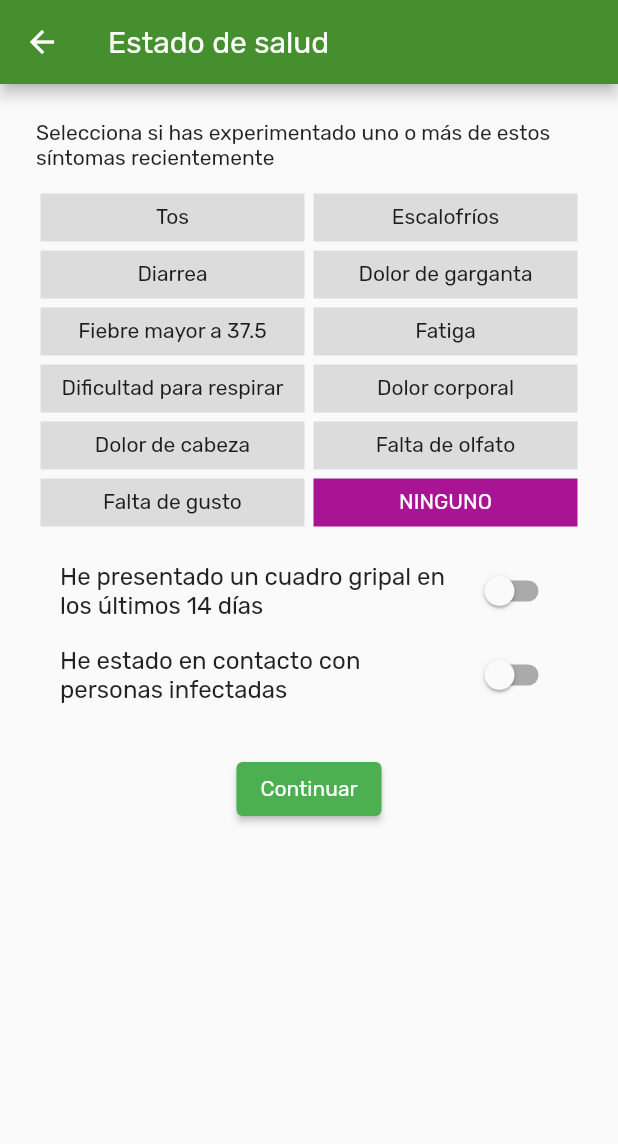
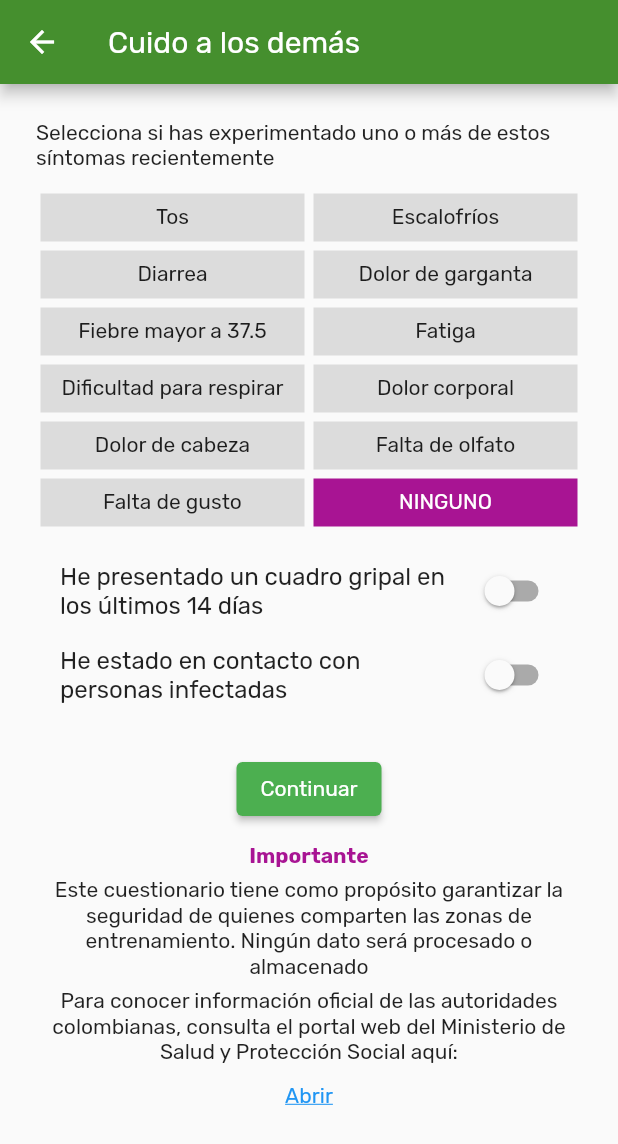
Before and after one commit to jmojedap/brvapp, a Flutter app: the HealthSurveyScreen screen opened by its route, on a phone screen of 412 x 824 dp. Shown: the top 1144 px of the screen. Run offline on Flutter 3.47's test engine with Material 2 defaults, Android fonts, the phone set to English and light mode, and no system bars; our stand-ins replace form_field_validator, shared_preferences, timeago; missing offline and left inert: flutter_clean_calendar, simple_html_css; accounts and stored records are empty.

Commit message:
Ajuste links encuesta de salud

```diff
--- a/lib/Calendar/screens/health_survey_screen.dart
+++ b/lib/Calendar/screens/health_survey_screen.dart
@@ -1,5 +1,6 @@
 import 'package:flutter/material.dart';
 import 'package:brave_app/Config/constants.dart';
+import 'package:url_launcher/url_launcher.dart';
 
 class HealthSurveyScreen extends StatefulWidget {
   //HealthSurveyScreen({Key? key}) : super(key: key);
@@ -26,13 +27,14 @@ class _HealthSurveyScreenState extends State<HealthSurveyScreen> {
   };
   bool fluLastDays = false;
   bool inContact = false;
+  String _urlMinSalud = 'https://www.minsalud.gov.co/';
 
   @override
   Widget build(BuildContext context) {
     return SafeArea(
       child: Scaffold(
         appBar: AppBar(
-          title: Text('Estado de salud'),
+          title: Text('Cuido a los demás'),
         ),
         body: bodyContent(step),
       ),
@@ -47,7 +49,8 @@ class _HealthSurveyScreenState extends State<HealthSurveyScreen> {
   }
 
   Widget surveyContent() {
-    return Container(
+    return SingleChildScrollView(
+      child: Container(
         padding: EdgeInsets.all(24),
         child: Column(
           children: [
@@ -78,7 +81,8 @@ class _HealthSurveyScreenState extends State<HealthSurveyScreen> {
             Row(
               mainAxisAlignment: MainAxisAlignment.spaceBetween,
               children: [
-              symptomButton('Dificultad para respirar', 'dificultad_respirar'),
+                symptomButton(
+                    'Dificultad para respirar', 'dificultad_respirar'),
                 symptomButton('Dolor corporal', 'dolor_corporal'),
               ],
             ),
@@ -123,7 +127,10 @@ class _HealthSurveyScreenState extends State<HealthSurveyScreen> {
               },
               child: Text('Continuar'),
             ),
+            SizedBox(height: 12),
+            infoAlert(),
           ],
+        ),
       ),
     );
   }
@@ -183,6 +190,56 @@ class _HealthSurveyScreenState extends State<HealthSurveyScreen> {
     );
   }
 
+  Widget infoAlert() {
+    return Container(
+      decoration: BoxDecoration(),
+      child: Column(
+        children: [
+          Text(
+            'Importante',
+            style: TextStyle(
+                fontWeight: FontWeight.bold, color: kBgColors['appSecondary']),
+          ),
+          SizedBox(height: 6),
+          Text(
+            'Este cuestionario tiene como propósito garantizar la seguridad de quienes comparten las zonas de entrenamiento. Ningún dato será procesado o almacenado',
+            textAlign: TextAlign.center,
+          ),
+          SizedBox(height: 6),
+          Text(
+            'Para conocer información oficial de las autoridades colombianas, consulta el portal web del Ministerio de Salud y Protección Social aquí:',
+            textAlign: TextAlign.center,
+          ),
+          SizedBox(height: 12),
+          InkWell(
+            onTap: () {
+              _launchURL(_urlMinSalud);
+            },
+            child: Text(
+              'Abrir',
+              style: TextStyle(
+                color: Colors.blue,
+                decoration: TextDecoration.underline,
+              ),
+            ),
+          ),
+        ],
+      ),
+    );
+  }
+
+  Future<void> _launchURL(String url) async {
+    if (await canLaunch(url)) {
+      await launch(url);
+    } else {
+      throw 'Could not launch $url';
+    }
+  }
+
+  /*void _launchURL() async => await canLaunch(_urlMinSalud)
+      ? await launch(_urlMinSalud)
+      : throw 'Could not launch $_urlMinSalud';*/
+
 // Resultado de encuestas
 //------------------------------------------------------------------------------
 
@@ -226,7 +283,7 @@ class _HealthSurveyScreenState extends State<HealthSurveyScreen> {
             onPressed: () {
               Navigator.pop(context);
             },
-            child: Text('Continuar'),
+            child: Text('Aceptar'),
           ),
         ],
       ),
--- a/pubspec.yaml
+++ b/pubspec.yaml
@@ -30,6 +30,7 @@ dependencies:
   form_field_validator: ^1.1.0  #Validación de formularios
   timeago: ^3.1.0 # Generar strings tiempos hace o dentro de
   simple_html_css: ^3.0.1 # convierte html a RichText
+  url_launcher: ^6.0.10 # Abrir URLs en navegador por defecto
 
 
 
```
Also changed, not shown: pubspec.lock, 1 other file. Lines whose indentation alone changed are shown as unchanged.
